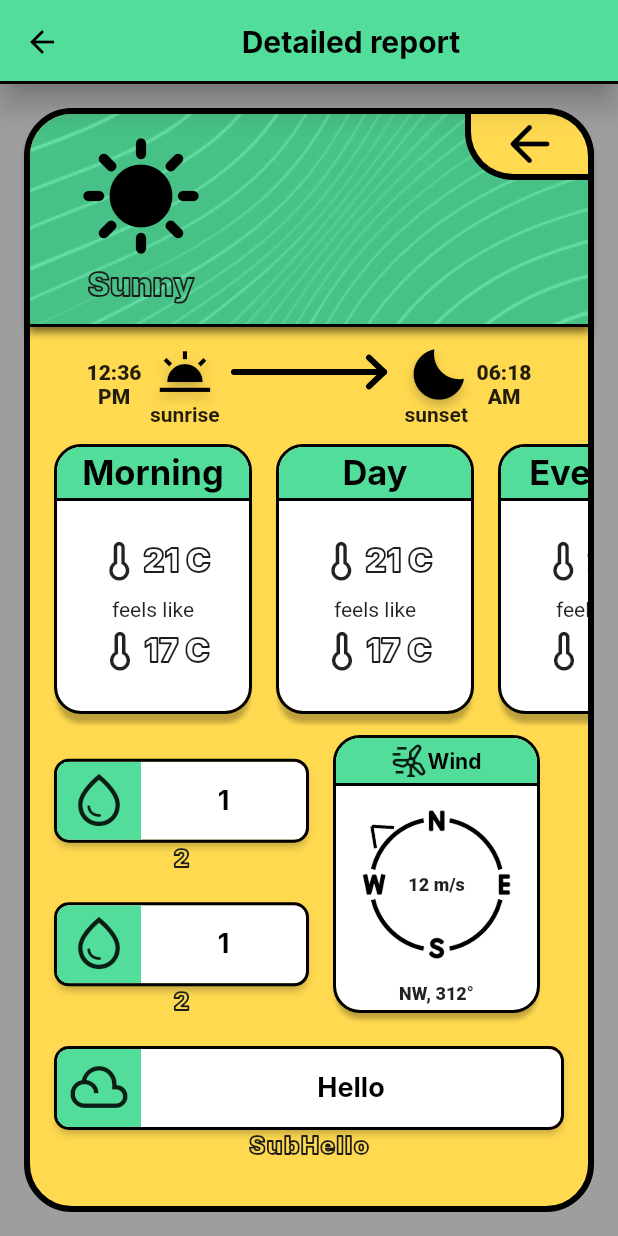
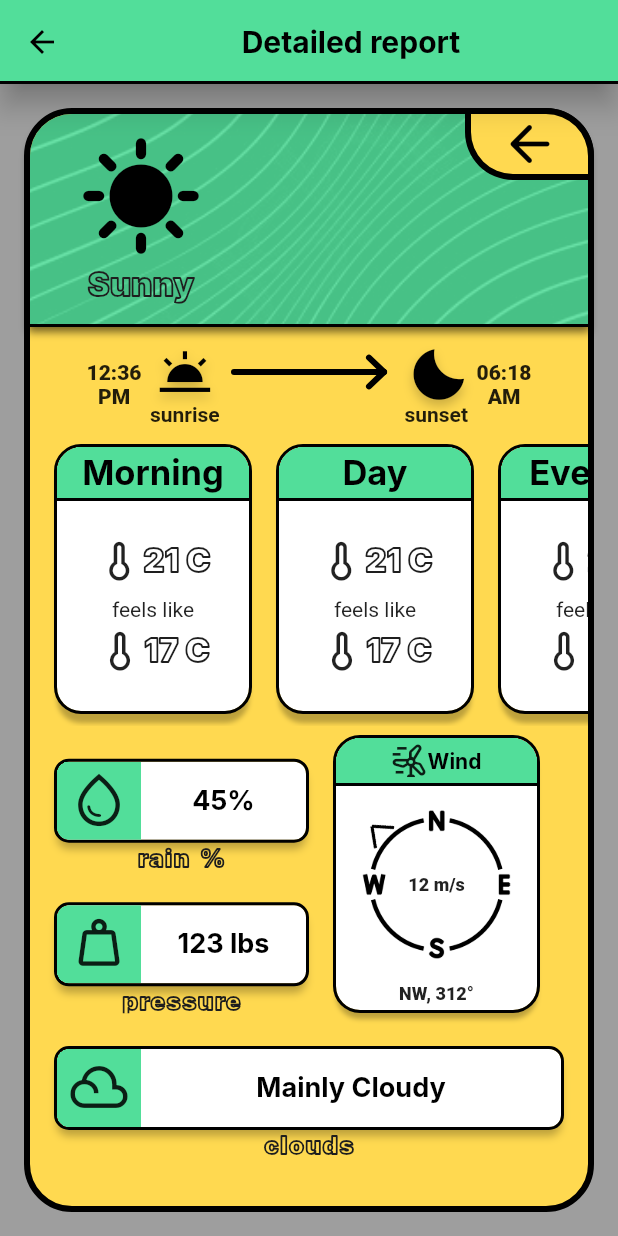
Before and after one commit to vladcto/cartoon-weather, a Flutter app: the DetailPage screen opened by its route, on a phone screen of 412 x 824 dp. Run offline on Flutter 3.47's test engine with Material 2 defaults, Android fonts, the phone set to English and light mode, and no system bars; missing offline and left inert: charts_painter; Roboto replaces fonts that are missing (Inter).

Commit message:
Улучшил дизайн детальной страницы.

```diff
--- a/cartoon_weather/lib/detail_page.dart
+++ b/cartoon_weather/lib/detail_page.dart
@@ -115,13 +115,13 @@ class DetailPage extends StatelessWidget {
                                             MainAxisAlignment.spaceEvenly,
                                         children: const [
                                           LineInfoCard(
-                                              text: "1",
-                                              subtext: "2",
+                                              text: "45%",
+                                              subtext: "rain %",
                                               icon: CustomAppIcons.rain),
                                           LineInfoCard(
-                                              text: "1",
-                                              subtext: "2",
-                                              icon: CustomAppIcons.rain),
+                                              text: "123 lbs",
+                                              subtext: "pressure",
+                                              icon: CustomAppIcons.pressure),
                                         ],
                                       ),
                                     ),
@@ -134,8 +134,8 @@ class DetailPage extends StatelessWidget {
                               ),
                               const Flexible(
                                 child: LineInfoCard(
-                                  text: "Hello",
-                                  subtext: "SubHello",
+                                  text: "Mainly Cloudy",
+                                  subtext: "clouds",
                                   icon: CustomAppIcons.cloudy,
                                 ),
                               ),
--- a/cartoon_weather/lib/line_info_card.dart
+++ b/cartoon_weather/lib/line_info_card.dart
@@ -29,7 +29,7 @@ class LineInfoCard extends StatelessWidget {
             boxShadow: const [
               BoxShadow(
                 color: Colors.black26,
-                offset: Offset(0, 4),
+                offset: Offset(0, 6),
                 blurRadius: 4,
               )
             ],
```
